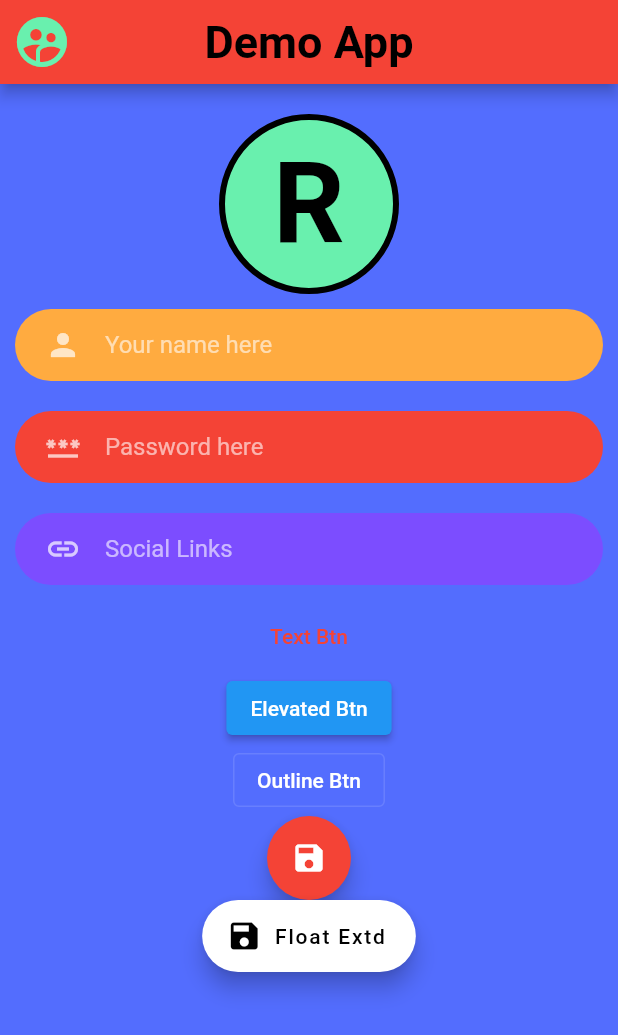
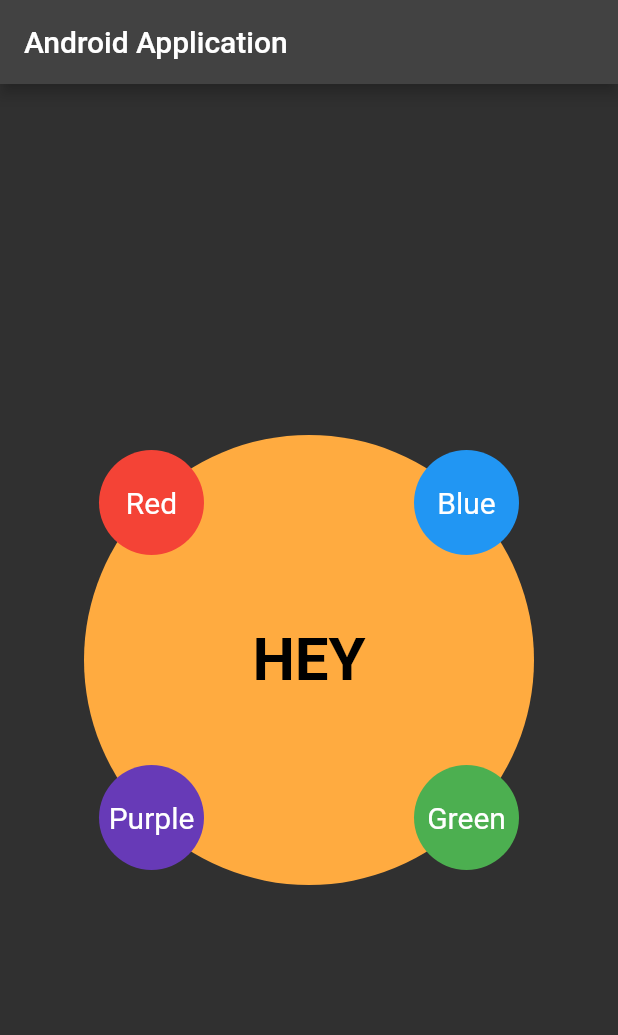
Before and after one commit to thebuggybug/learning_Flutter-Dart, a Flutter app: the screen it shows after launch, on a phone screen of 412 x 824 dp. Shown: the top 1035 px of the screen. Run offline on Flutter 3.47's test engine with Material 2 defaults, Android fonts, the phone set to English and light mode, and no system bars.

Commit message:
learnded about positions and stacks

```diff
--- a/lib/main.dart
+++ b/lib/main.dart
@@ -11,176 +11,156 @@ class MyApp extends StatelessWidget {
   Widget build(BuildContext context) {
     return MaterialApp(
       debugShowCheckedModeBanner: false,
-        theme: ThemeData(brightness: Brightness.dark, primaryColor: Colors.red),
-        title: "My application",
+      title: " My Application",
+      theme: ThemeData.dark(),
       home: Scaffold(
-            backgroundColor: Colors.indigoAccent,
         appBar: AppBar(
-              backgroundColor: Colors.red,
-              centerTitle: true,
-              title: Text("Demo App",
+          title: Text("Android Application"),
+        ),
+
+        // body: Stack(
+        //   alignment: Alignment.center,
+        //   textDirection: TextDirection.rtl,
+        //   fit: StackFit.passthrough,
+        //
+        //
+        //   children: [
+        //     Center(
+        //       child: Container(
+        //         // alignment: ,
+        //         height: 500,
+        //         width: 350,
+        //         color: Colors.green,
+        //       ),
+        //     ),
+        //     Container(
+        //       height: 450,
+        //       width: 300,
+        //       color: Colors.white,
+        //     ),
+        //     Container(
+        //       height: 400,
+        //       width: 250,
+        //       color: Colors.redAccent,
+        //     ),
+        //
+        //     Container(
+        //       decoration: BoxDecoration(
+        //           color: Colors.orangeAccent,
+        //           borderRadius: BorderRadius.circular(50)
+        //       ),
+        //       height: 100,
+        //       width: 100,
+        //     ),
+        //   ],
+        // ),
+
+        body: Center(
+          child: Stack(
+            fit: StackFit.passthrough,
+            children: [
+              Container(
+                decoration: BoxDecoration(
+                  borderRadius: BorderRadius.circular(400),
+                  color: Colors.orangeAccent,
+
+                ),
+                height: 300,
+                width: 300,
+                child: Center(
+                  child: Text(
+                    "HEY",
                     style: TextStyle(
-                    color: Colors.black,
-                    fontSize: 30,
-                    fontWeight: FontWeight.bold,
-                  )),
-              leading: Icon(Icons.supervised_user_circle,
-                  size: 40, color: Colors.greenAccent),
-            ),
-            body: Column(
-              children: [
-                Center(
-                  child: Container(
-                    height: 120,
-                    width: 120,
-                    margin: EdgeInsets.only(top: 20),
-                    // padding: EdgeInsets.all(12),
-                    decoration: BoxDecoration(
-                        color: Colors.greenAccent,
-                        borderRadius: BorderRadius.circular(75),
-                        border: Border.all(color: Colors.black, width: 4)),
-                    child: Center(
-                      child: (Text(
-                        "R",
-                        style: TextStyle(
-                            fontSize: 75,
+                        fontSize: 40,
                         color: Colors.black,
                         fontWeight: FontWeight.bold),
-                      )),
+                  ),
+                ),
+              ),
+              Positioned(
+                top: 10,
+                // left: 0,
+                right: 10,
+                child: Container(
+                  height: 70,
+                  width: 70,
+                  decoration: BoxDecoration(
+                    borderRadius: BorderRadius.circular(50),
+                    color: Colors.blue,
+                  ),
+                  child: Center(
+                    child: Text(
+                      "Blue",
+                      style: TextStyle(fontSize: 20),
+                    ),
+                  ),
+
+                ),
+              ),
+              Positioned(
+                top: 10,
+                // left: 0,
+                left: 10,
+                child: Container(
+                  height: 70,
+                  width: 70,
+                  decoration: BoxDecoration(
+                    borderRadius: BorderRadius.circular(50),
+                    color: Colors.red,
+                  ),
+                  child: Center(
+                    child: Text(
+                      "Red",
+                      style: TextStyle(fontSize: 20),
+                    ),
                   ),
                 ),
               ),
 
-                //username
-                Container(
-                  margin: EdgeInsets.all(10),
-                  alignment: Alignment.center,
+              Positioned(
+                bottom: 10,
+                // left: 0,
+                right: 10,
+                child: Container(
+                  height: 70,
+                  width: 70,
                   decoration: BoxDecoration(
-                      // border: Border.all(),
-                      borderRadius: BorderRadius.circular(100),
-                      color: Colors.orangeAccent),
-                  child: Padding(
-                    padding: const EdgeInsets.only(left: 20),
-                    child: TextField(
-                      enableSuggestions: true,
-                      decoration: InputDecoration(
-                          border: InputBorder.none,
-                          hintText: "Your name here",
-                          icon: Icon(Icons.person)),
+                    borderRadius: BorderRadius.circular(50),
+                    color: Colors.green,
+                  ),
+                  child: Center(
+                    child: Text(
+                      "Green",
+                      style: TextStyle(fontSize: 20),
+                    ),
                   ),
                 ),
               ),
 
-                //Password
-                Container(
-                  margin: EdgeInsets.all(10),
-                  alignment: Alignment.center,
+              Positioned(
+                bottom: 10,
+                // left: 0,
+                left: 10,
+                child: Container(
+                  height: 70,
+                  width: 70,
                   decoration: BoxDecoration(
-                      // border: Border.all(),
-                      borderRadius: BorderRadius.circular(100),
-                      color: Colors.red),
-                  child: Padding(
-                    padding: const EdgeInsets.only(left: 20),
-                    child: TextField(
-                      obscureText: true,
-                      enableSuggestions: false,
-                      autocorrect: false,
-                      decoration: InputDecoration(
-                          border: InputBorder.none,
-                          hintText: "Password here",
-                          icon: Icon(Icons.password)),
+                    borderRadius: BorderRadius.circular(50),
+                    color: Colors.deepPurple,
+                  ),
+                  child: Center(
+                    child: Text(
+                      "Purple",
+                      style: TextStyle(fontSize: 20),
+                    ),
+                  ),
+
+                ),
+              ),
+            ],
           ),
         ),
       ),
-
-                //Social Links
-                Container(
-                  margin: EdgeInsets.all(10),
-                  alignment: Alignment.center,
-                  decoration: BoxDecoration(
-                      // border: Border.all(),
-                      borderRadius: BorderRadius.circular(100),
-                      color: Colors.deepPurpleAccent),
-                  child: Padding(
-                    padding: const EdgeInsets.only(left: 20),
-                    child: TextField(
-                      enableSuggestions: false,
-                      autocorrect: false,
-                      decoration: InputDecoration(
-                          border: InputBorder.none,
-                          hintText: "Social Links",
-                          icon: Icon(Icons.link)),
-                    ),
-                  ),
-                ),
-
-                // text button
-                TextButton(
-                  child: Text(
-                    "Text Btn",
-                    style: TextStyle(color: Colors.red),
-                  ),
-                  style: ButtonStyle(
-                    foregroundColor:
-                        MaterialStateProperty.all<Color>(Colors.white),
-                  ),
-                  onPressed: () {},
-                ),
-
-                ElevatedButton(
-                    child: Text("Elevated Btn"),
-                    style: ButtonStyle(
-                      foregroundColor:
-                          MaterialStateProperty.all<Color>(Colors.white),
-                    ),
-                    // style: ButtonStyle(backgroundColor: ),
-                    onPressed: () {}),
-
-                OutlinedButton(
-                  onPressed: () {},
-                  child: Text(
-                    "Outline Btn",
-                    style: TextStyle(color: Colors.white),
-                  ),
-                ),
-
-                FloatingActionButton(
-                  onPressed: () {},
-                  // child: Text("Float"),
-                  child: Icon(Icons.save),
-                  foregroundColor: Colors.white,
-                  backgroundColor: Colors.red,
-                ),
-
-                FloatingActionButton.extended(
-                  onPressed: () {},
-                  label: Text("Float Extd"),
-                  icon: Icon(Icons.save),
-                  foregroundColor: Colors.black,
-                  backgroundColor: Colors.white,
-                )
-
-                //Button
-                // Container(
-                //   height: 45,
-                //   width: 200,
-                //   margin: EdgeInsets.all(10),
-                //   alignment: Alignment.center,
-                //   decoration: BoxDecoration(
-                //       // border: Border.all(),
-                //       borderRadius: BorderRadius.circular(100),
-                //       color: Colors.deepPurple),
-                //   child: Center(
-                //     child: Text(
-                //       "Update",
-                //       style:
-                //           TextStyle(fontWeight: FontWeight.bold, fontSize: 20),
-                //     ),
-                //   ),
-                // ),
-
-                // >> BUTTON ) Flat Button
-              ],
-            )));
+    );
   }
 }
```
Lines whose indentation alone changed are shown as unchanged.
